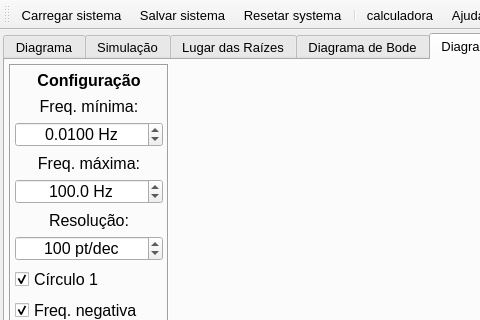
Qt form MainWindow.ui (miguelmoreto/labcontrole) before a commit; both pictures show x 0 to 480 and y 0 to 320 of the 800 by 600 pixel window.
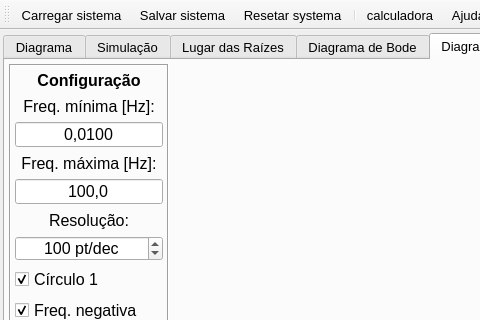
The same form after that commit. The open tabs and pages were chosen to show the change. Icons and pictures are not drawn. Custom widgets are drawn as their Qt base class.

Commit message: Continuing to work on the UI update from selected system. Changed spinboxes to lineEdits with proper number validators based on the current locale.

What changed in the file:
```diff
--- a/MainWindow.ui
+++ b/MainWindow.ui
@@ -3967,7 +3967,7 @@
               <number>0</number>
              </property>
              <property name="text">
-              <string>Freq. mínima:</string>
+              <string>Freq. mínima [Hz]:</string>
              </property>
              <property name="alignment">
               <set>Qt::AlignCenter</set>
@@ -3975,7 +3975,7 @@
             </widget>
            </item>
            <item>
-            <widget class="QDoubleSpinBox" name="doubleSpinFminNyq">
+            <widget class="QLineEdit" name="lineEditFminNyq">
              <property name="minimumSize">
               <size>
                <width>0</width>
@@ -3987,30 +3987,12 @@
                <pointsize>12</pointsize>
               </font>
              </property>
-             <property name="toolTip">
-              <string>Entre com a frequência mínima para o cálculo do diagrama de Nyquist</string>
+             <property name="text">
+              <string>0,0100</string>
              </property>
              <property name="alignment">
               <set>Qt::AlignCenter</set>
              </property>
-             <property name="buttonSymbols">
-              <enum>QAbstractSpinBox::UpDownArrows</enum>
-             </property>
-             <property name="suffix">
-              <string notr="true"> Hz</string>
-             </property>
-             <property name="decimals">
-              <number>4</number>
-             </property>
-             <property name="minimum">
-              <double>0.000100000000000</double>
-             </property>
-             <property name="maximum">
-              <double>2000.000000000000000</double>
-             </property>
-             <property name="value">
-              <double>0.010000000000000</double>
-             </property>
             </widget>
            </item>
            <item>
@@ -4039,7 +4021,7 @@
               <number>0</number>
              </property>
              <property name="text">
-              <string>Freq. máxima:</string>
+              <string>Freq. máxima [Hz]:</string>
              </property>
              <property name="alignment">
               <set>Qt::AlignCenter</set>
@@ -4047,7 +4029,7 @@
             </widget>
            </item>
            <item>
-            <widget class="QDoubleSpinBox" name="doubleSpinFmaxNyq">
+            <widget class="QLineEdit" name="lineEditFmaxNyq">
              <property name="minimumSize">
               <size>
                <width>0</width>
@@ -4059,30 +4041,12 @@
                <pointsize>12</pointsize>
               </font>
              </property>
-             <property name="toolTip">
-              <string>Entre com a frequência máxima para o cálculo do diagrama de Nyquist</string>
+             <property name="text">
+              <string>100,0</string>
              </property>
              <property name="alignment">
               <set>Qt::AlignCenter</set>
              </property>
-             <property name="buttonSymbols">
-              <enum>QAbstractSpinBox::UpDownArrows</enum>
-             </property>
-             <property name="suffix">
-              <string notr="true"> Hz</string>
-             </property>
-             <property name="decimals">
-              <number>1</number>
-             </property>
-             <property name="minimum">
-              <double>0.000000000000000</double>
-             </property>
-             <property name="maximum">
-              <double>100000.000000000000000</double>
-             </property>
-             <property name="value">
-              <double>100.000000000000000</double>
-             </property>
             </widget>
            </item>
            <item>
```
Left out of the diff: 126 changed lines with no effect on the pictures. The commit also changes 2 other files.
